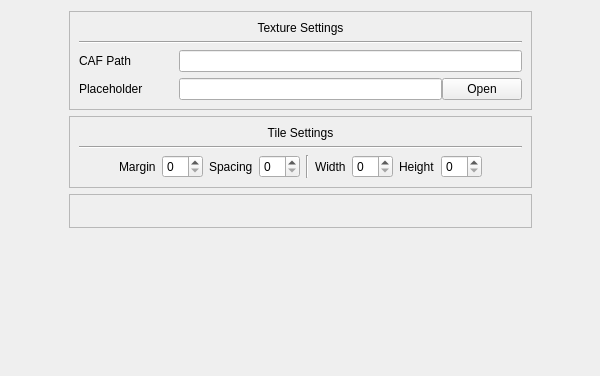
ComfyKernel/comfytool, file tab_tilesetbuilder.ui: the form before one commit.
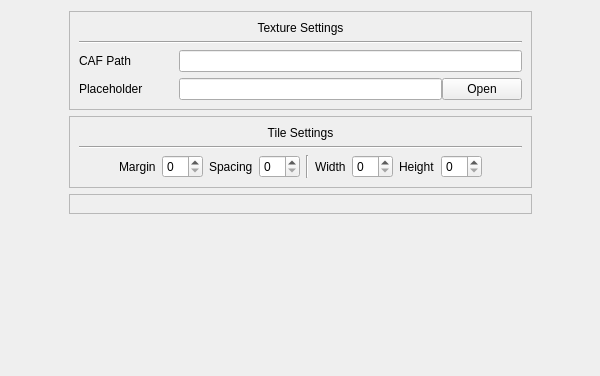
The form after the commit.

What changed in the file:
```diff
--- a/tab_tilesetbuilder.ui
+++ b/tab_tilesetbuilder.ui
@@ -50,18 +50,7 @@
      <property name="frameShadow">
       <enum>QFrame::Raised</enum>
      </property>
-     <layout class="QVBoxLayout" name="verticalLayout_4">
-      <item>
-       <widget class="QLabel" name="lbl_preview">
-        <property name="text">
-         <string/>
-        </property>
-        <property name="alignment">
-         <set>Qt::AlignCenter</set>
-        </property>
-       </widget>
-      </item>
-     </layout>
+     <layout class="QVBoxLayout" name="vl_preview"/>
     </widget>
    </item>
    <item row="1" column="0">
```
